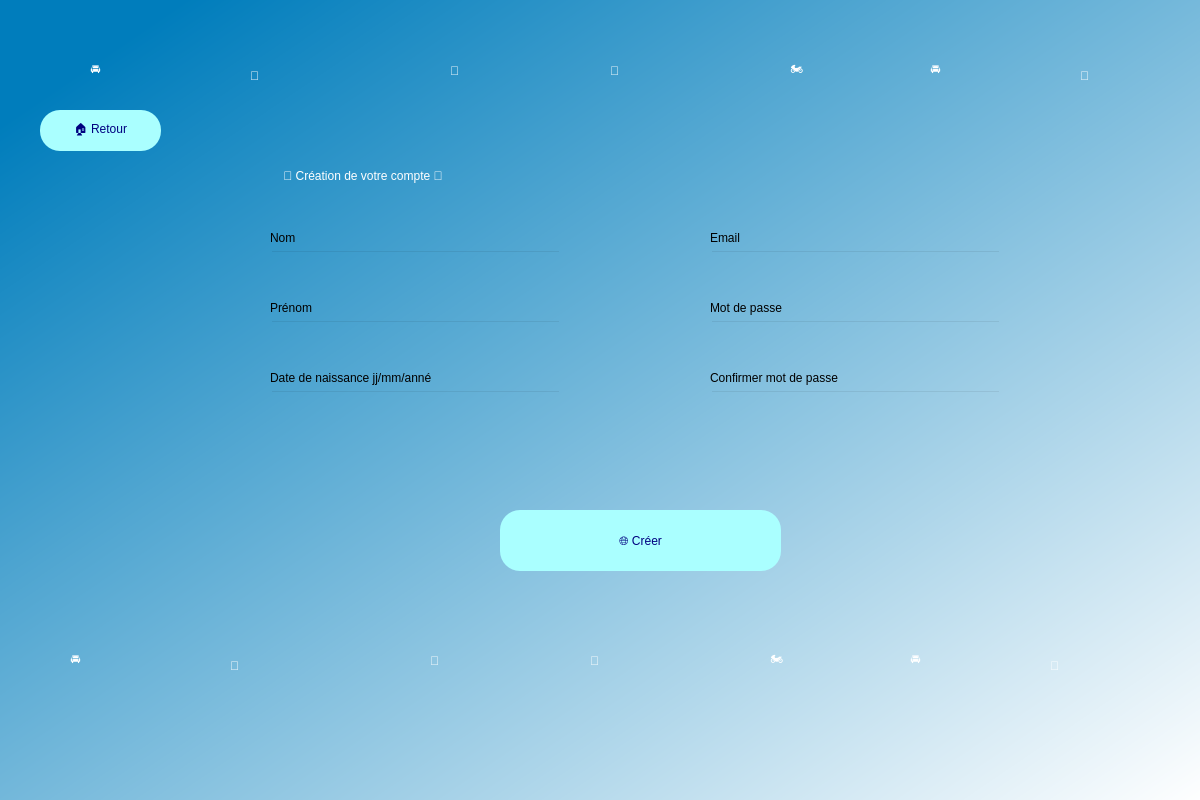
Before: the Qt Designer form view/createacc.ui in PierreChal/projet_info_loc, drawn with Qt 5.
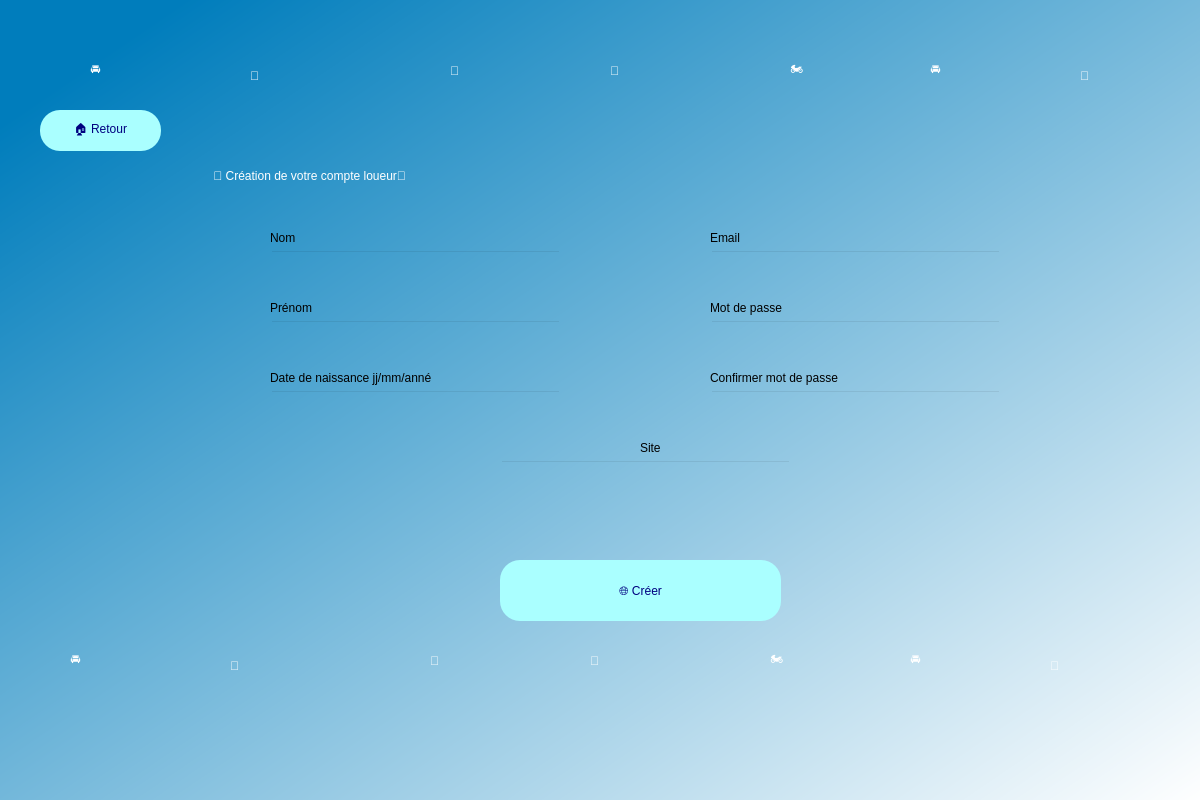
After: the same form once the commit is applied.

```diff
--- a/view/createacc.ui
+++ b/view/createacc.ui
@@ -30,7 +30,7 @@
     <property name="geometry">
      <rect>
       <x>510</x>
-      <y>510</y>
+      <y>560</y>
       <width>281</width>
       <height>61</height>
      </rect>
@@ -48,9 +48,9 @@
    <widget class="QLabel" name="label">
     <property name="geometry">
      <rect>
-      <x>290</x>
+      <x>220</x>
       <y>140</y>
-      <width>721</width>
+      <width>901</width>
       <height>71</height>
      </rect>
     </property>
@@ -59,7 +59,7 @@
 color: rgb(255, 255, 255);</string>
     </property>
     <property name="text">
-     <string> 🐔 Création de votre compte 🐔</string>
+     <string> 🐔 Création de votre compte loueur🐔</string>
     </property>
    </widget>
    <widget class="QLineEdit" name="emailfield">
@@ -498,6 +498,33 @@
      <string>🏠 Retour</string>
     </property>
    </widget>
+   <widget class="QLineEdit" name="site">
+    <property name="geometry">
+     <rect>
+      <x>510</x>
+      <y>460</y>
+      <width>291</width>
+      <height>31</height>
+     </rect>
+    </property>
+    <property name="styleSheet">
+     <string notr="true">background-color: rgba(0,0,0,0);
+font: 12pt &quot;MS Shell Dlg 2&quot;;</string>
+    </property>
+   </widget>
+   <widget class="QLabel" name="label_23">
+    <property name="geometry">
+     <rect>
+      <x>650</x>
+      <y>440</y>
+      <width>161</width>
+      <height>16</height>
+     </rect>
+    </property>
+    <property name="text">
+     <string>Site</string>
+    </property>
+   </widget>
   </widget>
  </widget>
  <resources/>
```
